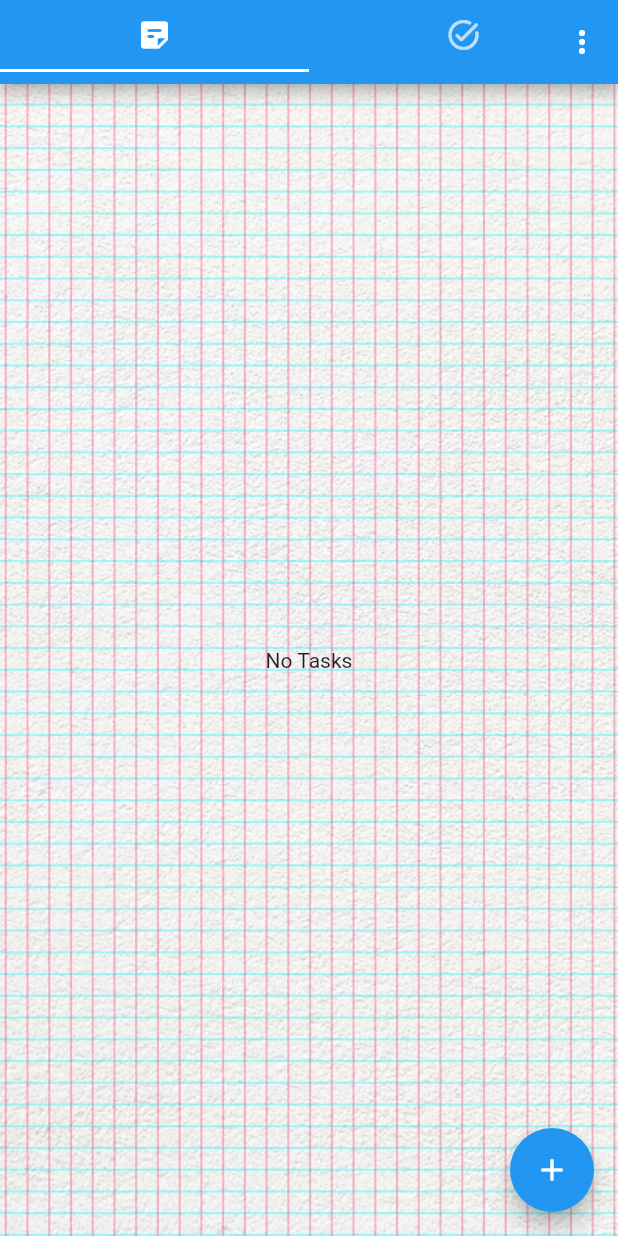
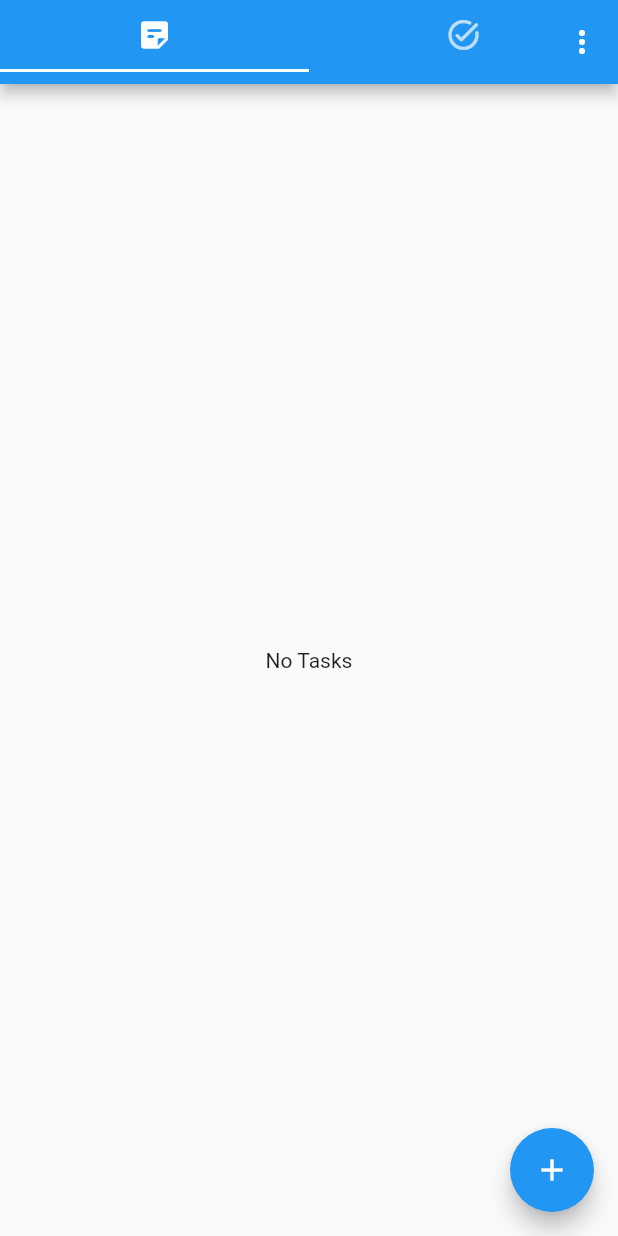
Before and after one commit to destathe/Notes_App, a Flutter app: the screen it shows after launch, on a phone screen of 412 x 824 dp. Run offline on Flutter 3.47's test engine with Material 2 defaults, Android fonts, the phone set to English and light mode, and no system bars.

Commit message:
Major Change

```diff
--- a/lib/models/note.dart
+++ b/lib/models/note.dart
@@ -1,10 +1,13 @@
 import 'package:flutter/material.dart';
+
+enum type { normal, important, quote }
 
 class Note {
   final String note;
   final DateTime createdTime;
+  final type noteType;
 
-  Note(this.note, this.createdTime);
+  Note(this.note, this.createdTime, this.noteType);
 }
 
 class ColorCombo {
--- a/lib/widgets/notes_app.dart
+++ b/lib/widgets/notes_app.dart
@@ -1,6 +1,6 @@
 import 'package:flutter/material.dart';
-import 'package:notes/screens/note_screen.dart';
 
+import '../screens/note_screen.dart';
 import 'notes_list.dart';
 import '../models/task.dart';
 import '../models/note.dart';
@@ -48,8 +48,9 @@ class _NotesAppState extends State<NotesApp> {
     });
   }
 
-  void _submitNote(DateTime ntime, String note, mode, DateTime oTime) {
-    Note givenNote = Note(note, ntime);
+  void _submitNote(
+      DateTime ntime, String note, mode, DateTime oTime, type noteType) {
+    Note givenNote = Note(note, ntime, noteType);
     setState(() {
       _notes.add(givenNote);
     });
@@ -116,11 +117,6 @@ class _NotesAppState extends State<NotesApp> {
               NotesList(_deleteNote, _submitNote, _notes),
             ],
           ),
-          decoration: BoxDecoration(
-            image: DecorationImage(
-                image: AssetImage("assets/image/notes_app_img.png"),
-                fit: BoxFit.cover),
-          ),
         ),
         floatingActionButton: FloatingActionButton(
           child: Icon(Icons.add),
--- a/lib/widgets/notes_list.dart
+++ b/lib/widgets/notes_list.dart
@@ -17,7 +17,7 @@ class NotesList extends StatelessWidget {
       context: ctx,
       builder: (_) {
         return Container(
-          padding: EdgeInsets.symmetric(vertical: 10, horizontal: 100),
+          padding: EdgeInsets.symmetric(vertical: 10, horizontal: 10),
           child: FloatingActionButton.extended(
             onPressed: () {
               deleteNoteF(cTime);
@@ -57,7 +57,8 @@ class NotesList extends StatelessWidget {
               itemCount: notes.length,
               itemBuilder: (BuildContext context, int index) {
                 return GestureDetector(
-                  child: NewNote(notes[index].createdTime, notes[index].note),
+                  child: NewNote(notes[index].createdTime, notes[index].note,
+                      notes[index].noteType),
                   onLongPress: () =>
                       deleteNote(context, notes[index].createdTime),
                   onTap: () => _editNote(context, index),
```
Also changed, not shown: lib/screens/note_screen.dart (+41 -1 lines), lib/widgets/new_note.dart (+21 -3 lines), pubspec.yaml (+13 -12 lines), assets/fonts/Niconne-Regular.ttf (added), assets/fonts/PatrickHand-Regular.ttf (added), assets/fonts/PermanentMarker-Regular.ttf (added).
